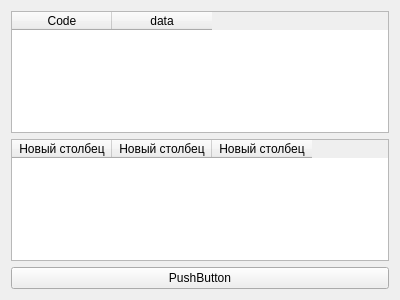
The window that nolcrm/WidgetNewExport/WidgetNewExport.ui (mpa-technology/nolcrm) describes before a commit, drawn with Qt 5.
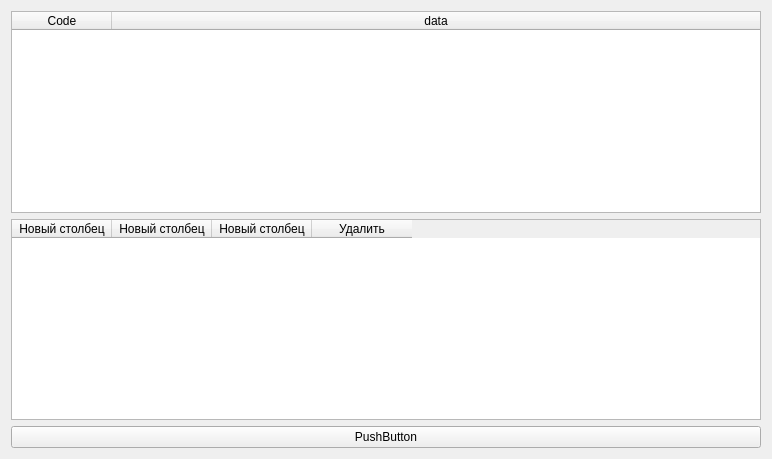
The same window after the commit.

Commit message: add fun remove item

Patch:
```diff
--- a/nolcrm/WidgetNewExport/WidgetNewExport.ui
+++ b/nolcrm/WidgetNewExport/WidgetNewExport.ui
@@ -6,8 +6,8 @@
    <rect>
     <x>0</x>
     <y>0</y>
-    <width>400</width>
-    <height>300</height>
+    <width>772</width>
+    <height>459</height>
    </rect>
   </property>
   <property name="windowTitle">
@@ -16,6 +16,18 @@
   <layout class="QVBoxLayout" name="verticalLayout">
    <item>
     <widget class="QTableWidget" name="tableWidget">
+     <property name="selectionBehavior">
+      <enum>QAbstractItemView::SelectRows</enum>
+     </property>
+     <property name="sortingEnabled">
+      <bool>true</bool>
+     </property>
+     <attribute name="horizontalHeaderCascadingSectionResizes">
+      <bool>false</bool>
+     </attribute>
+     <attribute name="horizontalHeaderStretchLastSection">
+      <bool>true</bool>
+     </attribute>
      <column>
       <property name="text">
        <string>Code</string>
@@ -45,6 +57,11 @@
        <string>Новый столбец</string>
       </property>
      </column>
+     <column>
+      <property name="text">
+       <string>Удалить</string>
+      </property>
+     </column>
     </widget>
    </item>
    <item>
```
The commit also changes 2 other files.
